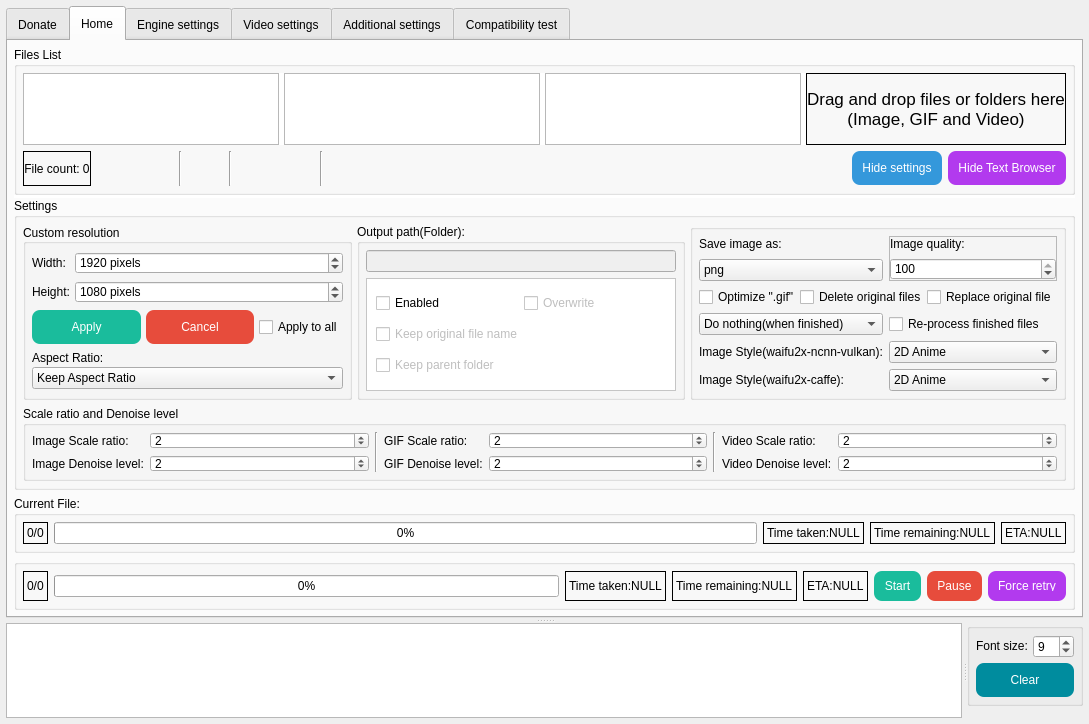
Old version of the form SRC/Waifu2x-Extension-QT/mainwindow.ui in the repository AaronFeng753/Waifu2x-Extension-GUI.
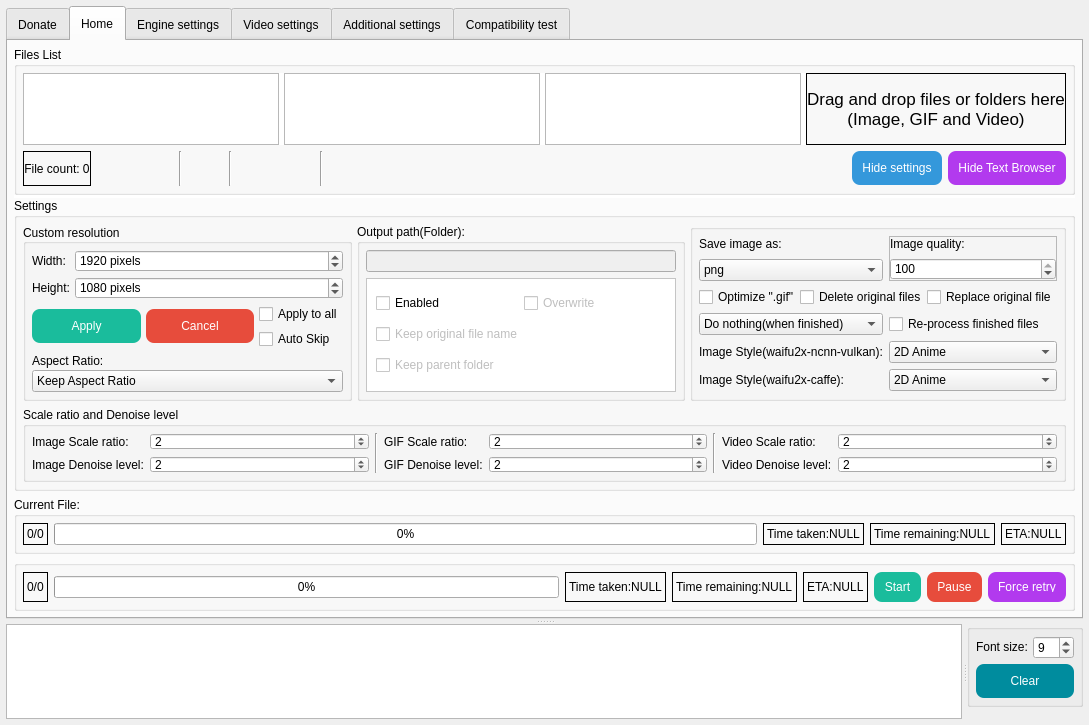
New version of the form. Icons and pictures are not drawn.

Commit message: Automatically skip file when its resolution is larger than the specified resolution.

The edit to the form file:
```diff
--- a/SRC/Waifu2x-Extension-QT/mainwindow.ui
+++ b/SRC/Waifu2x-Extension-QT/mainwindow.ui
@@ -1675,35 +1675,6 @@
                     </property>
                    </widget>
                   </item>
-                  <item row="0" column="1" colspan="2">
-                   <widget class="QSpinBox" name="spinBox_CustRes_width">
-                    <property name="suffix">
-                     <string> pixels</string>
-                    </property>
-                    <property name="minimum">
-                     <number>1</number>
-                    </property>
-                    <property name="maximum">
-                     <number>999999999</number>
-                    </property>
-                    <property name="value">
-                     <number>1920</number>
-                    </property>
-                   </widget>
-                  </item>
-                  <item row="1" column="0">
-                   <widget class="QLabel" name="label_15">
-                    <property name="sizePolicy">
-                     <sizepolicy hsizetype="Fixed" vsizetype="Preferred">
-                      <horstretch>0</horstretch>
-                      <verstretch>0</verstretch>
-                     </sizepolicy>
-                    </property>
-                    <property name="text">
-                     <string>Height:</string>
-                    </property>
-                   </widget>
-                  </item>
                   <item row="1" column="1" colspan="2">
                    <widget class="QSpinBox" name="spinBox_CustRes_height">
                     <property name="suffix">
@@ -1720,6 +1691,88 @@
                     </property>
                    </widget>
                   </item>
+                  <item row="4" column="0" colspan="3">
+                   <layout class="QVBoxLayout" name="verticalLayout_2">
+                    <property name="spacing">
+                     <number>2</number>
+                    </property>
+                    <property name="sizeConstraint">
+                     <enum>QLayout::SetDefaultConstraint</enum>
+                    </property>
+                    <item>
+                     <widget class="QLabel" name="label_44">
+                      <property name="sizePolicy">
+                       <sizepolicy hsizetype="Preferred" vsizetype="Fixed">
+                        <horstretch>0</horstretch>
+                        <verstretch>0</verstretch>
+                       </sizepolicy>
+                      </property>
+                      <property name="maximumSize">
+                       <size>
+                        <width>16777215</width>
+                        <height>16777215</height>
+                       </size>
+                      </property>
+                      <property name="toolTip">
+                       <string notr="true">&lt;html&gt;&lt;head/&gt;&lt;body&gt;&lt;p&gt;&lt;img src=&quot;:/new/prefix1/OtherPic/AspectRatioStrategy.jpg&quot;/&gt;&lt;/p&gt;&lt;/body&gt;&lt;/html&gt;</string>
+                      </property>
+                      <property name="text">
+                       <string>Aspect Ratio:</string>
+                      </property>
+                      <property name="alignment">
+                       <set>Qt::AlignLeading|Qt::AlignLeft|Qt::AlignVCenter</set>
+                      </property>
+                     </widget>
+                    </item>
+                    <item>
+                     <widget class="QComboBox" name="comboBox_AspectRatio_custRes">
+                      <property name="minimumSize">
+                       <size>
+                        <width>280</width>
+                        <height>0</height>
+                       </size>
+                      </property>
+                      <property name="toolTip">
+                       <string notr="true">&lt;html&gt;&lt;head/&gt;&lt;body&gt;&lt;p&gt;&lt;img src=&quot;:/new/prefix1/OtherPic/AspectRatioStrategy.jpg&quot;/&gt;&lt;/p&gt;&lt;/body&gt;&lt;/html&gt;</string>
+                      </property>
+                      <property name="currentIndex">
+                       <number>1</number>
+                      </property>
+                      <item>
+                       <property name="text">
+                        <string>Ignore Aspect Ratio</string>
+                       </property>
+                      </item>
+                      <item>
+                       <property name="text">
+                        <string>Keep Aspect Ratio</string>
+                       </property>
+                      </item>
+                      <item>
+                       <property name="text">
+                        <string>Keep Aspect Ratio By Expanding</string>
+                       </property>
+                      </item>
+                     </widget>
+                    </item>
+                   </layout>
+                  </item>
+                  <item row="0" column="1" colspan="2">
+                   <widget class="QSpinBox" name="spinBox_CustRes_width">
+                    <property name="suffix">
+                     <string> pixels</string>
+                    </property>
+                    <property name="minimum">
+                     <number>1</number>
+                    </property>
+                    <property name="maximum">
+                     <number>999999999</number>
+                    </property>
+                    <property name="value">
+                     <number>1920</number>
+                    </property>
+                   </widget>
+                  </item>
                   <item row="2" column="2">
                    <widget class="QCheckBox" name="checkBox_custres_isAll">
                     <property name="sizePolicy">
@@ -1736,7 +1789,31 @@
                     </property>
                    </widget>
                   </item>
-                  <item row="2" column="0" colspan="2">
+                  <item row="1" column="0">
+                   <widget class="QLabel" name="label_15">
+                    <property name="sizePolicy">
+                     <sizepolicy hsizetype="Fixed" vsizetype="Preferred">
+                      <horstretch>0</horstretch>
+                      <verstretch>0</verstretch>
+                     </sizepolicy>
+                    </property>
+                    <property name="text">
+                     <string>Height:</string>
+                    </property>
+                   </widget>
+                  </item>
+                  <item row="3" column="2">
+                   <widget class="QCheckBox" name="checkBox_AutoSkip_CustomRes">
+                    <property name="toolTip">
+                     <string>Automatically skip file when its resolution
+is larger than the specified resolution.</string>
+                    </property>
+                    <property name="text">
+                     <string>Auto Skip</string>
+                    </property>
+                   </widget>
+                  </item>
+                  <item row="2" column="0" rowspan="2" colspan="2">
                    <layout class="QHBoxLayout" name="horizontalLayout">
                     <item>
                      <widget class="QPushButton" name="pushButton_CustRes_apply">
@@ -1840,72 +1917,6 @@
                     </item>
                    </layout>
                   </item>
-                  <item row="3" column="0" colspan="3">
-                   <layout class="QVBoxLayout" name="verticalLayout_2">
-                    <property name="spacing">
-                     <number>2</number>
-                    </property>
-                    <property name="sizeConstraint">
-                     <enum>QLayout::SetDefaultConstraint</enum>
-                    </property>
-                    <item>
-                     <widget class="QLabel" name="label_44">
-                      <property name="sizePolicy">
-                       <sizepolicy hsizetype="Preferred" vsizetype="Fixed">
-                        <horstretch>0</horstretch>
-                        <verstretch>0</verstretch>
-                       </sizepolicy>
-                      </property>
-                      <property name="maximumSize">
-                       <size>
-                        <width>16777215</width>
-                        <height>16777215</height>
-                       </size>
-                      </property>
-                      <property name="toolTip">
-                       <string notr="true">&lt;html&gt;&lt;head/&gt;&lt;body&gt;&lt;p&gt;&lt;img src=&quot;:/new/prefix1/OtherPic/AspectRatioStrategy.jpg&quot;/&gt;&lt;/p&gt;&lt;/body&gt;&lt;/html&gt;</string>
-                      </property>
-                      <property name="text">
-                       <string>Aspect Ratio:</string>
-                      </property>
-                      <property name="alignment">
-                       <set>Qt::AlignLeading|Qt::AlignLeft|Qt::AlignVCenter</set>
-                      </property>
-                     </widget>
-                    </item>
-                    <item>
-                     <widget class="QComboBox" name="comboBox_AspectRatio_custRes">
-                      <property name="minimumSize">
-                       <size>
-                        <width>280</width>
-                        <height>0</height>
-                       </size>
-                      </property>
-                      <property name="toolTip">
-                       <string notr="true">&lt;html&gt;&lt;head/&gt;&lt;body&gt;&lt;p&gt;&lt;img src=&quot;:/new/prefix1/OtherPic/AspectRatioStrategy.jpg&quot;/&gt;&lt;/p&gt;&lt;/body&gt;&lt;/html&gt;</string>
-                      </property>
-                      <property name="currentIndex">
-                       <number>1</number>
-                      </property>
-                      <item>
-                       <property name="text">
-                        <string>Ignore Aspect Ratio</string>
-                       </property>
-                      </item>
-                      <item>
-                       <property name="text">
-                        <string>Keep Aspect Ratio</string>
-                       </property>
-                      </item>
-                      <item>
-                       <property name="text">
-                        <string>Keep Aspect Ratio By Expanding</string>
-                       </property>
-                      </item>
-                     </widget>
-                    </item>
-                   </layout>
-                  </item>
                  </layout>
                 </widget>
                </item>
```
The commit also changes 8 other files.
